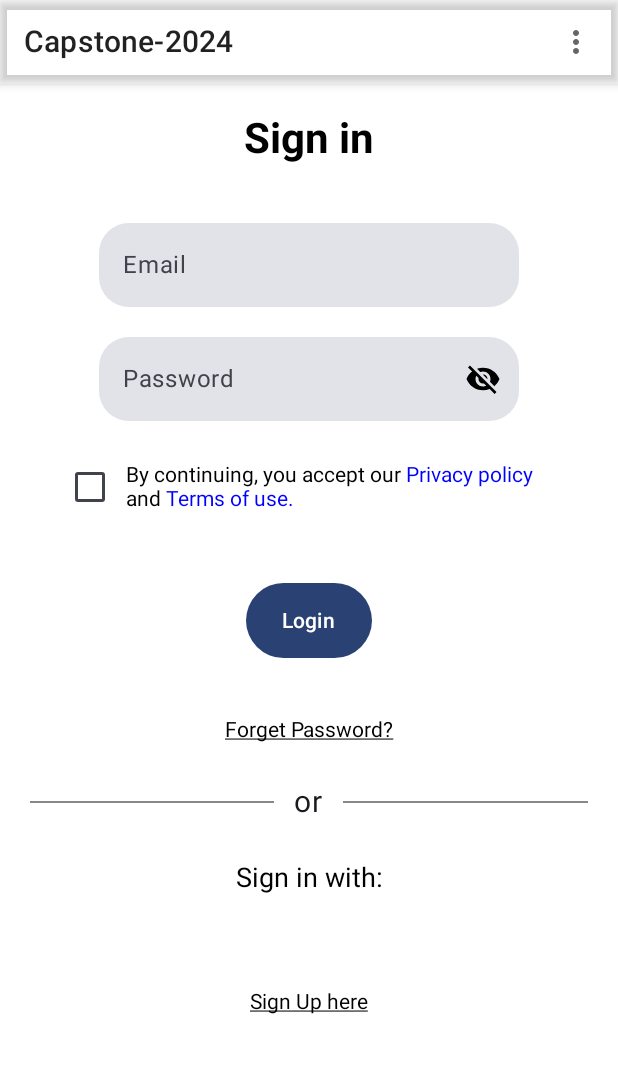
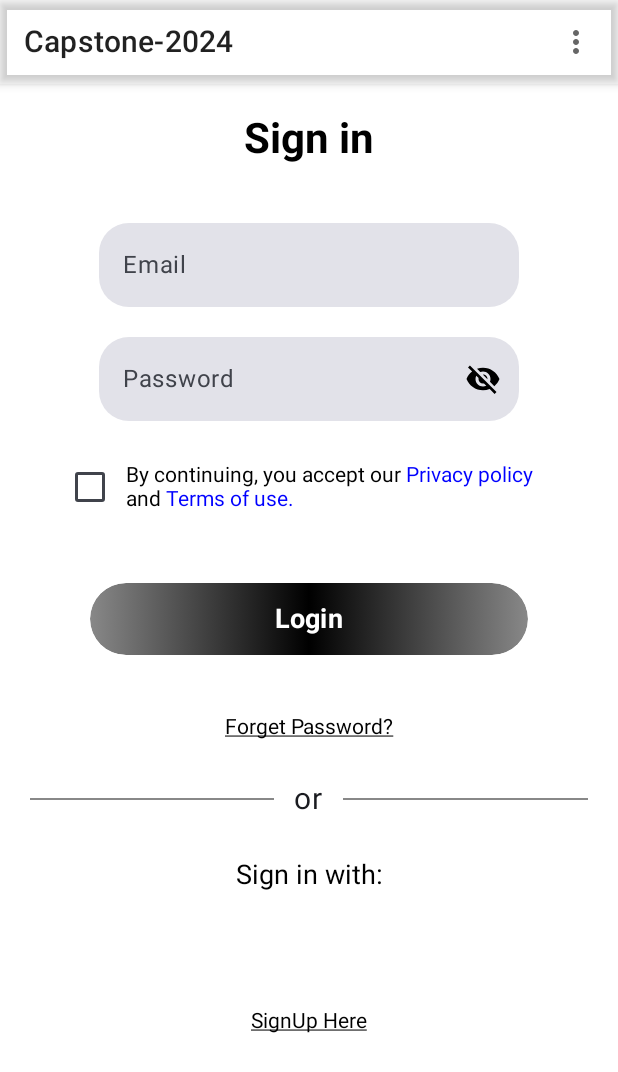
Before and after one commit to godwinBime/MSCapStone, an Android app built with Jetpack Compose: the screen it shows after launch (MainActivity), on a phone screen of 412 x 824 dp. Shown: the top 1072 px of the screen. Run offline under Robolectric (Android 15) with nearby library versions, the phone set to English and light mode, and no system bars.

Commit message:
Buttons refactored and remodelled

```diff
--- a/LoginPage/app/src/main/java/com/example/screen/Login.kt
+++ b/LoginPage/app/src/main/java/com/example/screen/Login.kt
@@ -14,14 +14,12 @@ import androidx.compose.foundation.layout.height
 import androidx.compose.foundation.layout.padding
 import androidx.compose.foundation.rememberScrollState
 import androidx.compose.foundation.shape.RoundedCornerShape
-import androidx.compose.foundation.text.ClickableText
 import androidx.compose.foundation.text.KeyboardOptions
 import androidx.compose.foundation.verticalScroll
 import androidx.compose.material.Scaffold
 import androidx.compose.material.icons.Icons
 import androidx.compose.material.icons.filled.Visibility
 import androidx.compose.material.icons.filled.VisibilityOff
-import androidx.compose.material3.Button
 import androidx.compose.material3.ExperimentalMaterial3Api
 import androidx.compose.material3.Icon
 import androidx.compose.material3.IconButton
@@ -39,16 +37,11 @@ import androidx.compose.runtime.setValue
 import androidx.compose.ui.Alignment
 import androidx.compose.ui.Modifier
 import androidx.compose.ui.graphics.Color
-import androidx.compose.ui.text.AnnotatedString
-import androidx.compose.ui.text.TextStyle
-import androidx.compose.ui.text.font.FontFamily
-import androidx.compose.ui.text.font.FontWeight
+import androidx.compose.ui.res.stringResource
 import androidx.compose.ui.text.input.KeyboardType
 import androidx.compose.ui.text.input.PasswordVisualTransformation
 import androidx.compose.ui.text.input.VisualTransformation
-import androidx.compose.ui.text.style.TextDecoration
 import androidx.compose.ui.unit.dp
-import androidx.compose.ui.unit.sp
 import androidx.navigation.NavHostController
 import com.example.component.ButtonComponent
 import com.example.component.CheckBoxComponent
@@ -57,7 +50,7 @@ import com.example.component.DividerTextComponent
 import com.example.component.GeneralClickableTextComponent
 import com.example.component.HeadingTextComponent
 import com.example.component.NormalTextComponent
-import com.example.navigation.Routes
+import com.example.loginpage.R
 import com.example.loginpage.ui.theme.LoginPageTheme
 
 
@@ -162,65 +155,33 @@ fun ScaffoldLoginWithTopBar(navController: NavHostController, scrollState: Scrol
                         }
                     }
                 )
-                CheckBoxComponent(value = "Login")
+                CheckBoxComponent(value = stringResource(id = R.string.terms_and_conditions))
 
                 Spacer(modifier = Modifier.height(20.dp))
-                Box(modifier = Modifier.fillMaxSize()) {
-                    Button(
-                        onClick = {
-                            //TODO ask the user to input correct username and password
-                            // if the provided one is incorrect
-
-                            navController.navigate(Routes.ChooseVerificationMethod.route)
-                                  },
-                        shape = RoundedCornerShape(50.dp),
-                        modifier = Modifier
-                            .height(50.dp)
-                            .padding(40.dp, 0.dp, 40.dp, 0.dp)
-                            .align(Alignment.TopCenter)
-                    ) {
-                        Text(text = "Login",
-                            color = Color.White)
-                    }
+                Box(modifier = Modifier
+                    .fillMaxSize()
+                    .padding(40.dp, 0.dp, 40.dp, 0.dp)) {
+                    ButtonComponent(navController, value = stringResource(id = R.string.login), 0)
                 }
 
                 Spacer(modifier = Modifier.height(20.dp))
 
-                GeneralClickableTextComponent(value = "Forget Password?", navController = navController)
+                GeneralClickableTextComponent(
+                    value = "Forget Password?",
+                    navController = navController, 2)
 
                 DividerTextComponent()
 
                 Spacer(modifier = Modifier.height(20.dp))
+
                 NormalTextComponent(value = "Sign in with:")
+
                 Box(modifier = Modifier.fillMaxSize()) {
-//                    ClickableText(
-//                        text = AnnotatedString("Forgot Password?"),
-//                        modifier = Modifier
-//                            .align(Alignment.BottomCenter)
-//                            .padding(0.dp, 0.dp, 0.dp, 40.dp),
-//                        onClick = { navController.navigate(Routes.ForgotPassword.route) },
-//                        style = TextStyle(
-//                            fontSize = 14.sp,
-//                            fontFamily = FontFamily.Default,
-//                            textDecoration = TextDecoration.Underline,
-//                            color = Color.Black
-//                        )
-//                    )
+                    Spacer(modifier = Modifier.height(20.dp))
 
-                    Spacer(modifier = Modifier.height(20.dp))
-                    ClickableText(
-                        text = AnnotatedString("Sign Up here"),
-                        modifier = Modifier
-                            .align(Alignment.BottomCenter)
-                            .padding(5.dp),
-                        onClick = { navController.navigate(Routes.SignUp.route) },
-                        style = TextStyle(
-                            fontSize = 14.sp,
-                            fontFamily = FontFamily.Default,
-                            textDecoration = TextDecoration.Underline,
-                            color = Color.Black
-                        )
-                    )
+                    GeneralClickableTextComponent(
+                        value = "SignUp Here",
+                        navController = navController, 1)
                 }
             }
         }
```
Also changed, not shown: LoginPage/app/src/main/java/com/example/component/AppComponents.kt (+43 -21 lines), LoginPage/app/src/main/java/com/example/screen/ChangePasswordVerifyEmail.kt (+8 -15 lines), LoginPage/app/src/main/java/com/example/screen/ForgotPassword.kt (+7 -15 lines), LoginPage/app/src/main/java/com/example/screen/NewPassword.kt (+12 -13 lines), LoginPage/app/src/main/java/com/example/screen/SignUp.kt (+14 -32 lines), LoginPage/app/src/main/res/values/strings.xml (+8 -1 lines).
